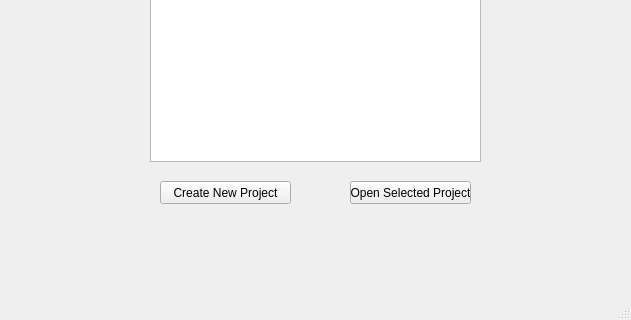
Qt form main_ui.ui (Gabriel0110/Project-Manager) before a commit; both pictures show x 0 to 631 and y 218 to 538 of the 631 by 538 pixel window.
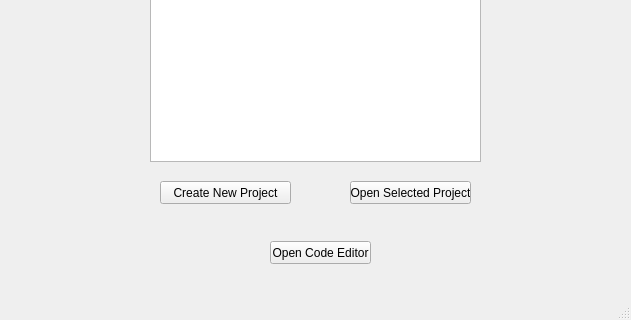
The same form after that commit.

Commit message: A lotttt of changes to this project offline, including addition of the new code editor, and client/server code files to be implemented soon... Welcome back to this one.

Patch:
```diff
--- a/main_ui.ui
+++ b/main_ui.ui
@@ -106,6 +106,19 @@
      <string>Logout</string>
     </property>
    </widget>
+   <widget class="QPushButton" name="pushButton">
+    <property name="geometry">
+     <rect>
+      <x>270</x>
+      <y>440</y>
+      <width>101</width>
+      <height>23</height>
+     </rect>
+    </property>
+    <property name="text">
+     <string>Open Code Editor</string>
+    </property>
+   </widget>
   </widget>
   <widget class="QMenuBar" name="menubar">
    <property name="geometry">
```
Left out of the diff: 2 changed lines with no effect on the pictures. The commit also changes 10 other files.
